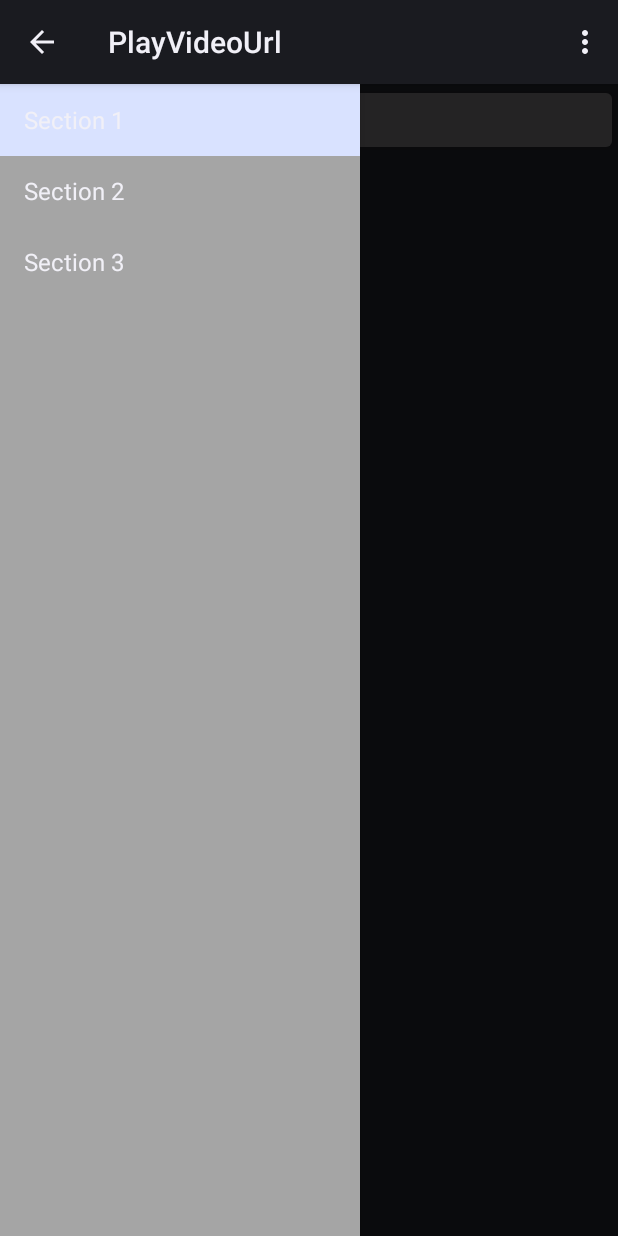
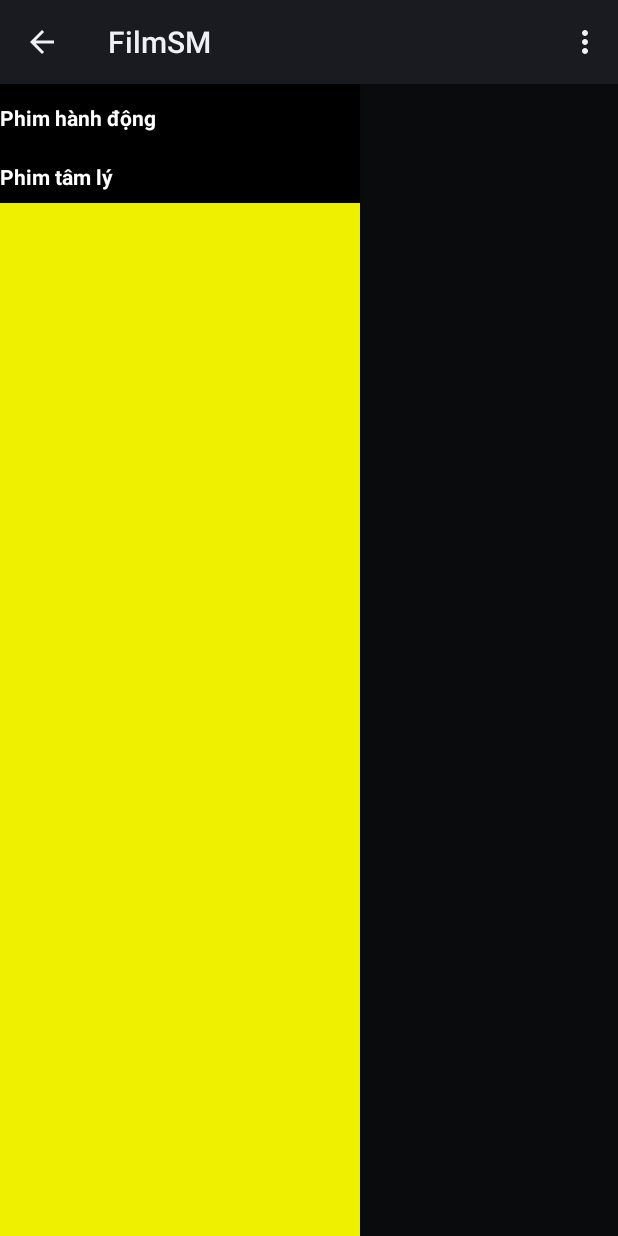
Before and after one commit to dominhhai1111/PlayVideoUrl, an Android app: the Main2Activity screen opened directly, with no data from a screen before it, on a phone screen of 412 x 824 dp. Run offline under Robolectric (Android 15) with nearby library versions, the phone set to English and light mode, and no system bars; 2 statements that could not run were skipped.

Commit message:
add navi

```diff
--- a/app/src/main/AndroidManifest.xml
+++ b/app/src/main/AndroidManifest.xml
@@ -22,6 +22,7 @@
             android:name=".LoginActivity"
             android:label="@string/title_activity_login">
             <intent-filter>
+
                 <action android:name="android.intent.action.MAIN" />
 
                 <category android:name="android.intent.category.LAUNCHER" />
--- a/app/src/main/java/com/example/admin/playvideourl/Main2Activity.java
+++ b/app/src/main/java/com/example/admin/playvideourl/Main2Activity.java
@@ -67,15 +67,6 @@ public class Main2Activity extends Activity
 
         filmAsynctask = new FilmAsynctask(Main2Activity.this);
         filmAsynctask.execute();
-
-        Button btnReset = findViewById(R.id.btnReset);
-        btnReset.setOnClickListener(new View.OnClickListener() {
-            @Override
-            public void onClick(View v) {
-                //setUpFilms();
-            }
-        });
-
     }
 
     @Override
--- /dev/null
+++ b/app/src/main/java/com/example/admin/playvideourl/NaviAdapter.java
@@ -0,0 +1,61 @@
+package com.example.admin.playvideourl;
+
+import android.content.Context;
+import android.view.LayoutInflater;
+import android.view.View;
+import android.view.ViewGroup;
+import android.widget.BaseAdapter;
+import android.widget.TextView;
+
+import java.util.List;
+
+/**
+ * Created by Administrator on 24/3/2018.
+ */
+
+public class NaviAdapter extends BaseAdapter{
+    private NavigationDrawerFragment context;
+    private List<String> categories;
+    private LayoutInflater layoutInflater;
+
+    public NaviAdapter(NavigationDrawerFragment context, List<String> categories, LayoutInflater layoutInflater) {
+        this.context = context;
+        this.categories = categories;
+        this.layoutInflater = layoutInflater;
+    }
+
+    @Override
+    public int getCount() {
+        return categories.size();
+    }
+
+    @Override
+    public Object getItem(int position) {
+        return categories.get(position);
+    }
+
+    @Override
+    public long getItemId(int position) {
+        return position;
+    }
+
+    @Override
+    public View getView(int position, View convertView, ViewGroup parent) {
+        NaviViewHolder naviViewHolder;
+        if (convertView == null){
+            naviViewHolder = new NaviViewHolder();
+            convertView = layoutInflater.inflate(R.layout.row_fragment, null);
+            naviViewHolder.txtCategory = convertView.findViewById(R.id.txtCategory);
+            convertView.setTag(naviViewHolder);
+        }else{
+            naviViewHolder = (NaviViewHolder) convertView.getTag();
+        }
+
+        naviViewHolder.txtCategory.setText(categories.get(position));
+        return convertView;
+    }
+
+    static class NaviViewHolder{
+        TextView txtCategory;
+    }
+}
--- a/app/src/main/java/com/example/admin/playvideourl/NavigationDrawerFragment.java
+++ b/app/src/main/java/com/example/admin/playvideourl/NavigationDrawerFragment.java
@@ -21,6 +21,9 @@ import android.widget.AdapterView;
 import android.widget.ArrayAdapter;
 import android.widget.ListView;
 import android.widget.Toast;
+
+import java.util.ArrayList;
+import java.util.List;
 
 /**
  * Fragment used for managing interactions for and presentation of a navigation drawer.
@@ -94,18 +97,14 @@ public class NavigationDrawerFragment extends Fragment {
         mDrawerListView.setOnItemClickListener(new AdapterView.OnItemClickListener() {
             @Override
             public void onItemClick(AdapterView<?> parent, View view, int position, long id) {
-                selectItem(position);
+                //selectItem(position);
+                Toast.makeText(getActivity().getApplicationContext(), String.valueOf(position), Toast.LENGTH_SHORT).show();
             }
         });
-        mDrawerListView.setAdapter(new ArrayAdapter<String>(
-                getActionBar().getThemedContext(),
-                android.R.layout.simple_list_item_activated_1,
-                android.R.id.text1,
-                new String[]{
-                        getString(R.string.title_section1),
-                        getString(R.string.title_section2),
-                        getString(R.string.title_section3),
-                }));
+        List<String> categories = new ArrayList<>();
+        categories.add("Phim hành động");
+        categories.add("Phim tâm lý");
+        mDrawerListView.setAdapter(new NaviAdapter(NavigationDrawerFragment.this, categories, getActivity().getLayoutInflater()));
         mDrawerListView.setItemChecked(mCurrentSelectedPosition, true);
         return mDrawerListView;
     }
--- a/app/src/main/res/layout/activity_main2.xml
+++ b/app/src/main/res/layout/activity_main2.xml
@@ -17,12 +17,6 @@
             android:layout_width="match_parent"
             android:layout_height="wrap_content"
             android:orientation="vertical">
-
-            <Button
-                android:id="@+id/btnReset"
-                android:layout_width="match_parent"
-                android:layout_height="wrap_content"
-                android:text="Button" />
 
             <ListView
                 android:id="@+id/lvFilm"
--- a/app/src/main/res/layout/drawer_main2.xml
+++ b/app/src/main/res/layout/drawer_main2.xml
@@ -2,7 +2,7 @@
     xmlns:tools="http://schemas.android.com/tools"
     android:layout_width="match_parent"
     android:layout_height="match_parent"
-    android:background="#cccc"
+    android:background="#eff000"
     android:choiceMode="singleChoice"
     android:divider="@android:color/transparent"
     android:dividerHeight="0dp"
--- /dev/null
+++ b/app/src/main/res/layout/row_fragment.xml
@@ -0,0 +1,18 @@
+<?xml version="1.0" encoding="utf-8"?>
+<LinearLayout
+    xmlns:android="http://schemas.android.com/apk/res/android" android:layout_width="match_parent"
+    android:layout_height="match_parent"
+    android:orientation="vertical">
+
+    <TextView
+        android:id="@+id/txtCategory"
+        android:layout_width="match_parent"
+        android:layout_height="40dp"
+        android:background="#000"
+        android:paddingTop="5dp"
+        android:text="Phim hành động"
+        android:textColor="#fff"
+        android:textStyle="bold"
+        android:typeface="normal" />
+
+</LinearLayout>
--- a/app/src/main/res/values/strings.xml
+++ b/app/src/main/res/values/strings.xml
@@ -1,5 +1,5 @@
 <resources>
-    <string name="app_name">PlayVideoUrl</string>
+    <string name="app_name">FilmSM</string>
     <string name="title_activity_main2">Main2Activity</string>
 
     <string name="title_section1">Section 1</string>
@@ -12,7 +12,7 @@
     <string name="action_example">Example action</string>
 
     <string name="action_settings">Settings</string>
-    <string name="title_activity_login">Sign in</string>
+    <string name="title_activity_login">FilmSM</string>
 
     <!-- Strings related to login -->
     <string name="prompt_email">Email</string>
```
Also changed, not shown: app/src/main/res/layout/activity_login.xml (+52 -17 lines), app/src/main/res/drawable-hdpi/film_logo.png (added), 1 other file.
